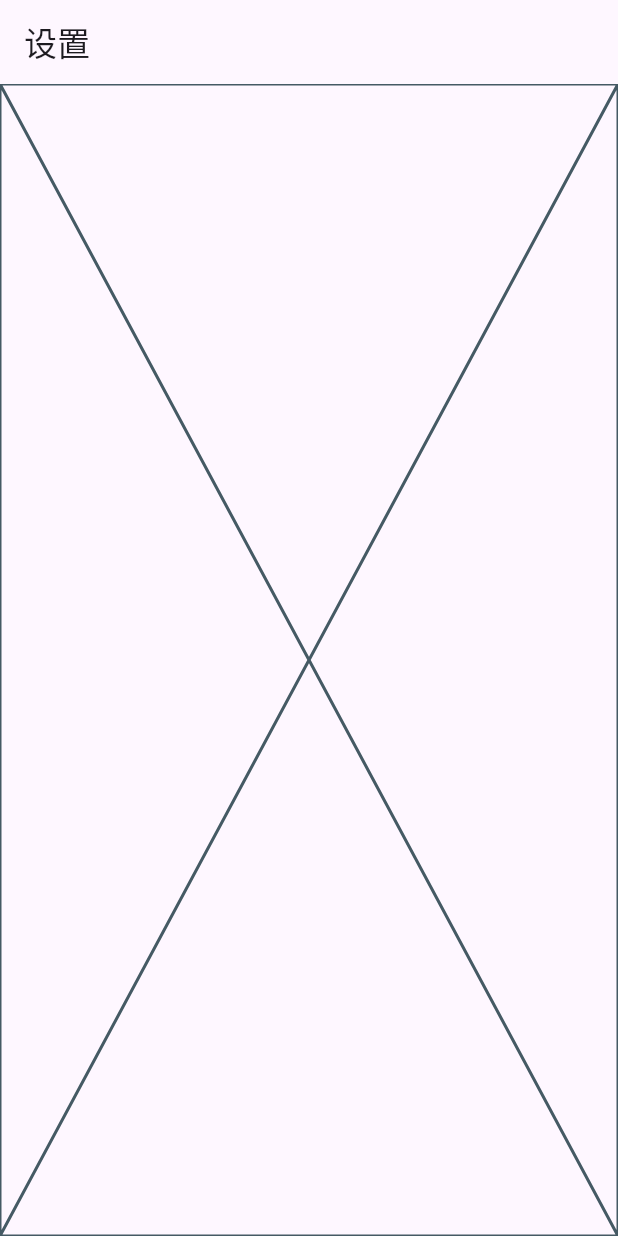
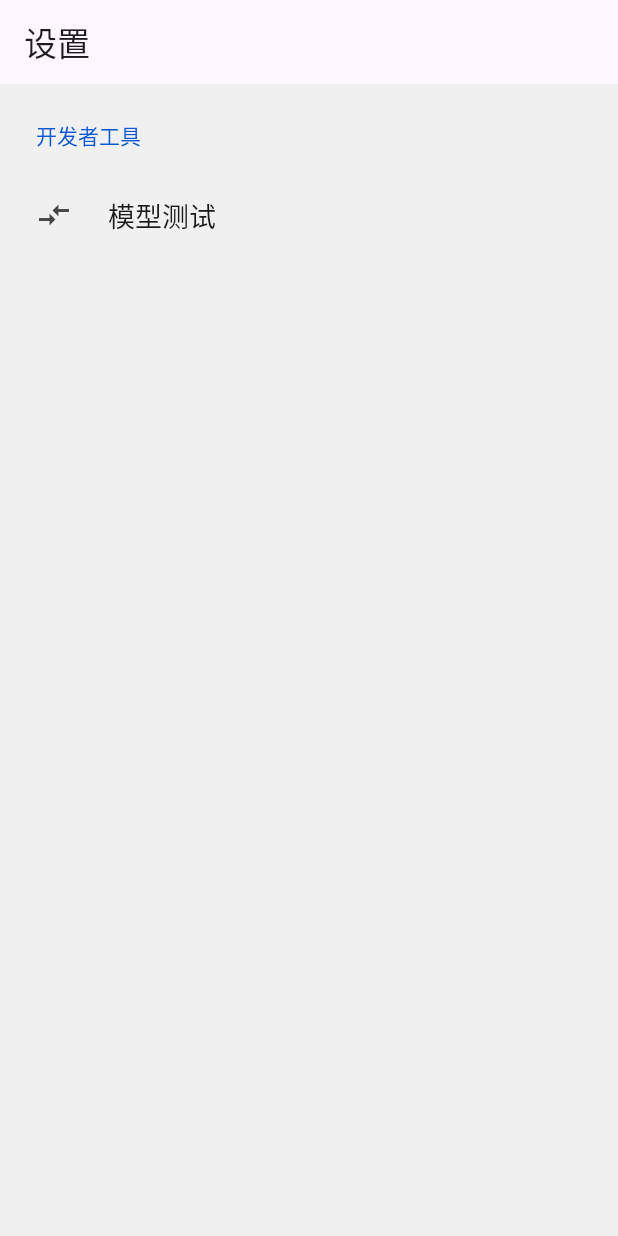
Before and after one commit to CCXXXI/ecg_monitor, a Flutter app: the SettingsView screen opened by its route, on a phone screen of 412 x 824 dp. Run offline on Flutter 3.47's test engine with Material 2 defaults, Android fonts, the phone set to English and light mode, and no system bars; drawn by our look-alikes of settings_ui; our stand-ins replace flutter_riverpod, go_router, riverpod_annotation; missing offline and left inert: dart:ffi, logger_flutter_plus; generated files the repository leaves out were written again; statements that could not run were skipped; project files that could hold a hidden picture were left out.

Commit message:
feat: logging system

```diff
--- a/lib/home.dart
+++ b/lib/home.dart
@@ -3,10 +3,10 @@ import "package:flutter_riverpod/flutter_riverpod.dart";
 import "package:riverpod_annotation/riverpod_annotation.dart";
 
 import "analytics.dart";
-import "constants.dart";
 import "device.dart";
 import "mine/mine.dart";
 import "monitor.dart";
+import "utils/constants.dart";
 
 part "home.g.dart";
 
--- a/lib/main.dart
+++ b/lib/main.dart
@@ -1,11 +1,13 @@
 import "package:flutter/material.dart";
 import "package:flutter_riverpod/flutter_riverpod.dart";
 import "package:go_router/go_router.dart";
+import "package:logger_flutter_plus/logger_flutter_plus.dart";
 
-import "constants.dart";
 import "home.dart";
 import "mine/settings.dart";
 import "model.dart";
+import "utils/constants.dart";
+import "utils/log.dart";
 
 void main() async {
   // initializations
@@ -26,6 +28,14 @@ final _router = GoRouter(
       path: "/mine/settings",
       builder: (context, state) => const SettingsView(),
     ),
+    GoRoute(
+      path: "/log",
+      builder: (context, state) => LogConsoleWidget(
+        logConsoleManager: logConsoleManager,
+        showCloseButton: true,
+        theme: LogConsoleTheme.byTheme(ThemeData(useMaterial3: true)),
+      ),
+    ),
   ],
   debugLogDiagnostics: true, // todo: sync with global log level
 );
--- a/lib/mine/mine.dart
+++ b/lib/mine/mine.dart
@@ -1,7 +1,7 @@
 import "package:flutter/material.dart";
 import "package:go_router/go_router.dart";
 
-import "../constants.dart";
+import "../utils/constants.dart";
 
 class MineView extends StatelessWidget {
   const MineView({super.key});
--- /dev/null
+++ b/lib/mine/model_test.dart
@@ -0,0 +1,5 @@
+import "../utils/log.dart";
+
+void modelTest() async {
+  logger.d("todo");
+}
--- a/lib/mine/settings.dart
+++ b/lib/mine/settings.dart
@@ -1,6 +1,9 @@
 import "package:flutter/material.dart";
+import "package:go_router/go_router.dart";
+import "package:settings_ui/settings_ui.dart";
 
-import "../constants.dart";
+import "../utils/constants.dart";
+import "model_test.dart";
 
 class SettingsView extends StatelessWidget {
   const SettingsView({super.key});
@@ -9,7 +12,23 @@ class SettingsView extends StatelessWidget {
   Widget build(BuildContext context) {
     return Scaffold(
       appBar: AppBar(title: const Text(Strings.settings)),
-      body: const Placeholder(),
+      body: SettingsList(
+        sections: [
+          SettingsSection(
+            title: const Text(Strings.devTools),
+            tiles: [
+              SettingsTile.navigation(
+                leading: const Icon(Icons.compare_arrows),
+                title: const Text(Strings.modelTest),
+                onPressed: (context) {
+                  context.push("/log");
+                  modelTest();
+                },
+              ),
+            ],
+          )
+        ],
+      ),
     );
   }
 }
--- a/lib/constants.dart
+++ b/lib/utils/constants.dart
@@ -5,4 +5,6 @@ class Strings {
   static const String device = "设备管理";
   static const String mine = "我的";
   static const String settings = "设置";
+  static const String devTools = "开发者工具";
+  static const String modelTest = "模型测试";
 }
```
Also changed, not shown: lib/utils/log.dart (added, +30 -0 lines).
